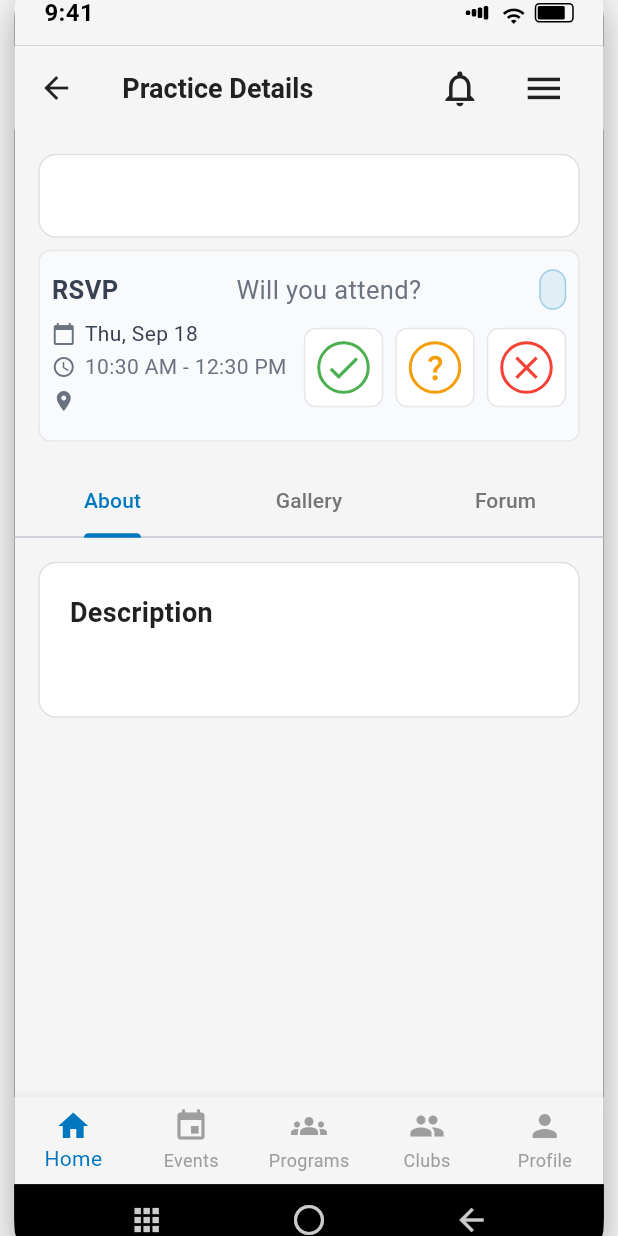
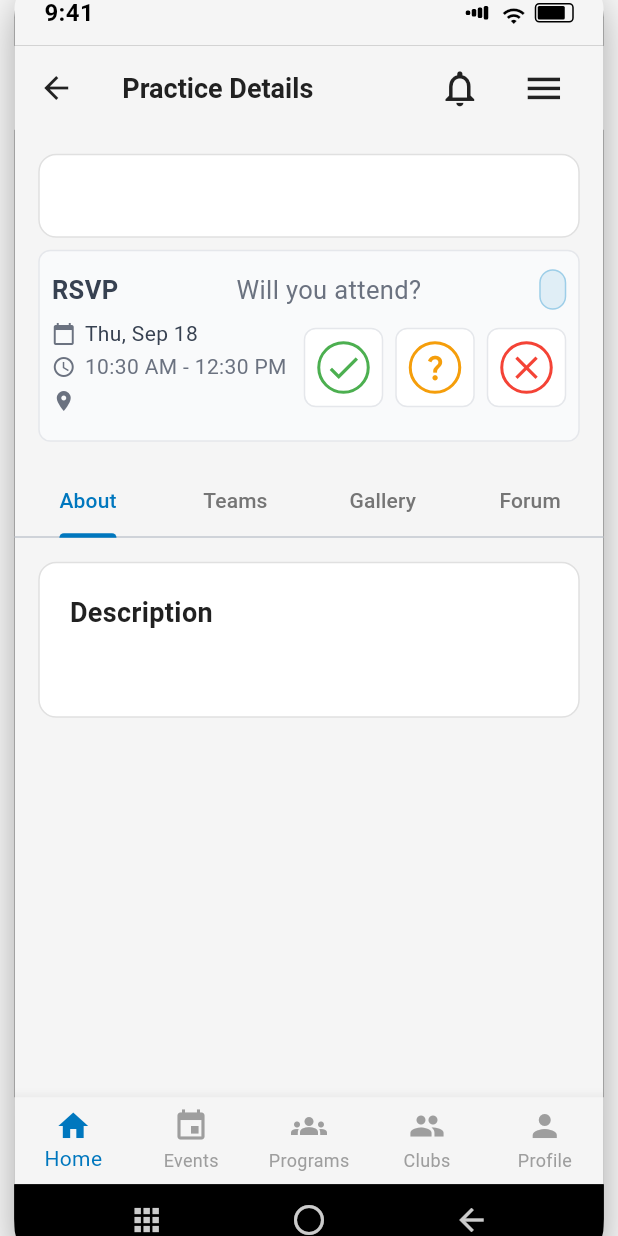
Before and after one commit to AtlantisSports/UWHPortal-Clubs, a Flutter app: the PracticeDetailScreen screen opened directly with empty values, on a phone screen of 412 x 824 dp. Run offline on Flutter 3.47's test engine with Material 3 defaults, Android fonts, the phone set to English and light mode, and no system bars; our stand-ins replace get_it; project files that could hold a hidden picture were left out.

Commit message:
Add Teams tab and improve modal sizing
- Add Teams tab to Practice Details page between About and Gallery with placeholder content
- Move typical practices from standalone tab to dropdown in About tab on Club Details page
- Remove Typical Practices tab from Club Details (5 tabs now: RSVP, Groups, About, Gallery, Forum)
- Increase modal maxHeight constraint from 400px to 500px to properly show 2.5 practices in Select Practice modal
- Update Club Details About tab to include expandable typical practices dropdown at top
- Maintain consistent styling with Club Card dropdown implementation

```diff
--- a/lib/base/widgets/phone_modal_utils.dart
+++ b/lib/base/widgets/phone_modal_utils.dart
@@ -368,7 +368,7 @@ class _PhoneFrameModalOverlayState<T> extends State<_PhoneFrameModalOverlay<T>>
                     elevation: 8,
                     child: Container(
                       constraints: const BoxConstraints(
-                        maxHeight: 400, // Reduced to fit in available space
+                        maxHeight: 500, // Increased to accommodate 2.5 practices without cutoff
                       ),
                       child: widget.child,
                     ),
--- a/lib/features/clubs/practice_detail_screen.dart
+++ b/lib/features/clubs/practice_detail_screen.dart
@@ -126,7 +126,7 @@ class _PracticeDetailScreenState extends State<PracticeDetailScreen> {
           PopScope(
             canPop: true, // Allow system back button to work normally
             child: DefaultTabController(
-              length: 3, // About, Gallery, and Forum tabs
+              length: 4, // About, Teams, Gallery, and Forum tabs
           child: Scaffold(
           backgroundColor: AppColors.background,
           appBar: AppBar(
@@ -261,6 +261,7 @@ class _PracticeDetailScreenState extends State<PracticeDetailScreen> {
               indicatorColor: AppColors.primary,
               tabs: [
                 Tab(text: 'About'),
+                Tab(text: 'Teams'),
                 Tab(text: 'Gallery'),
                 Tab(text: 'Forum'),
               ],
@@ -270,6 +271,7 @@ class _PracticeDetailScreenState extends State<PracticeDetailScreen> {
               child: TabBarView(
                 children: [
                   _buildAboutTab(context),
+                  _buildTeamsTab(context),
                   _buildGalleryTab(context),
                   _buildForumTab(context),
                 ],
@@ -428,6 +430,43 @@ class _PracticeDetailScreenState extends State<PracticeDetailScreen> {
     );
   }
 
+  Widget _buildTeamsTab(BuildContext context) {
+    return Padding(
+      padding: const EdgeInsets.all(16.0),
+      child: Center(
+        child: Column(
+          mainAxisAlignment: MainAxisAlignment.center,
+          children: [
+            Icon(
+              Icons.groups,
+              size: 48,
+              color: AppColors.textDisabled,
+            ),
+            SizedBox(height: 16),
+            Text(
+              'Practice Teams',
+              style: TextStyle(
+                fontSize: 20,
+                fontWeight: FontWeight.w600,
+                color: AppColors.textPrimary,
+              ),
+              textAlign: TextAlign.center,
+            ),
+            SizedBox(height: 8),
+            Text(
+              'Team assignments and rosters coming soon',
+              style: TextStyle(
+                fontSize: 14,
+                color: AppColors.textSecondary,
+              ),
+              textAlign: TextAlign.center,
+            ),
+          ],
+        ),
+      ),
+    );
+  }
+
   Widget _buildGalleryTab(BuildContext context) {
     return Padding(
       padding: const EdgeInsets.all(16.0),
```
Also changed, not shown: lib/features/clubs/club_detail_screen.dart (+191 -104 lines).
